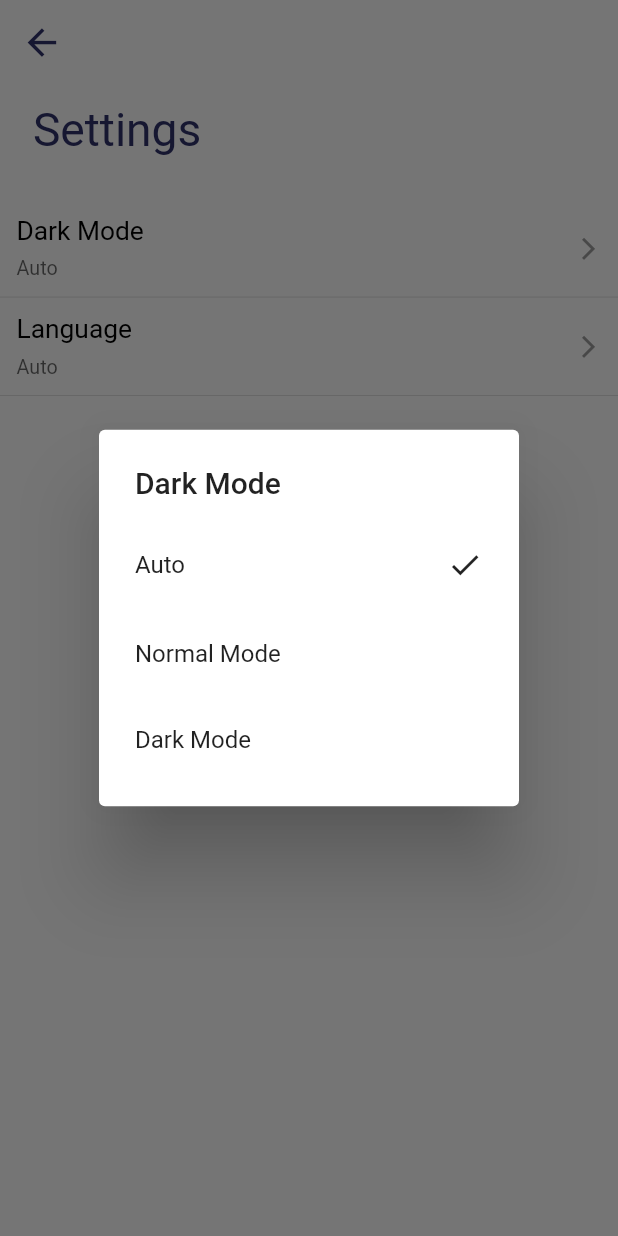
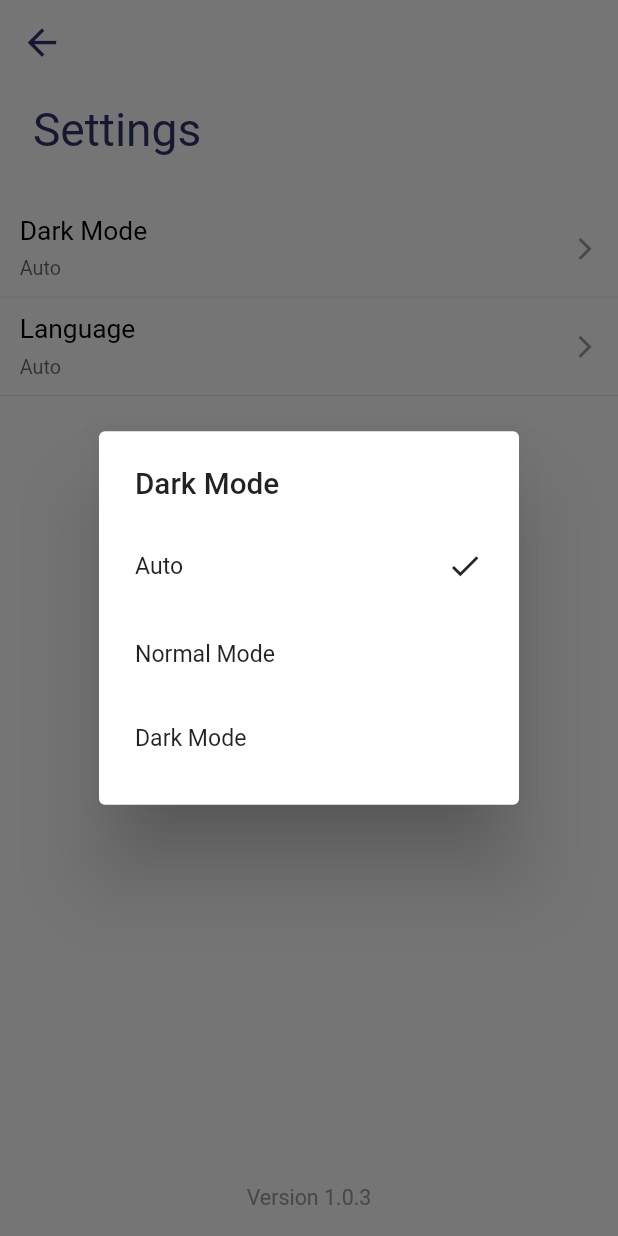
Before and after one commit to hwh97/FlutterBoredApp, a Flutter app: the SettingPage screen opened by its route, after a tap on "Dark Mode", on a phone screen of 412 x 824 dp. Run offline on Flutter 3.47's test engine with Material 2 defaults, Android fonts, the phone set to English and light mode, and no system bars; our stand-ins replace dio, flare_flutter, fluro, flutter_screenutil, flutter_svg, get_it and 4 more; missing offline and left inert: devicelocale; accounts and stored records are empty; network calls fail; statements that could not run were skipped.

Commit message:
add: add database update logic, add todo list option(complete delete), add version description, animations updated.

```diff
--- a/lib/l10n/intl_en.arb
+++ b/lib/l10n/intl_en.arb
@@ -38,5 +38,9 @@
   "simplifiedZh": "简体中文",
   "english": "English",
   "normalModeOption": "Normal Mode",
-  "darkModeOption": "Dark Mode"
+  "darkModeOption": "Dark Mode",
+  "action": "Action",
+  "completed": "Completed",
+  "delete": "Delete",
+  "versionDesc": "Version {p1}"
 }
--- a/lib/l10n/intl_zh.arb
+++ b/lib/l10n/intl_zh.arb
@@ -38,5 +38,9 @@
   "simplifiedZh": "简体中文",
   "english": "English",
   "normalModeOption": "普通模式",
-  "darkModeOption": "深色模式"
+  "darkModeOption": "深色模式",
+  "action": "操作",
+  "completed": "已完成",
+  "delete": "删除",
+  "versionDesc": "当前版本 {p1}"
 }
--- a/lib/services/bored/bored_api.dart
+++ b/lib/services/bored/bored_api.dart
@@ -10,4 +10,6 @@ abstract class BoredApi {
   Future<int> addBoredTodo(BoredEntity boredEntity);
 
   Future<int> deleteBoredTodo(int id);
+
+  Future<int> completeBoredTodo(int id);
 }
--- a/lib/services/bored/bored_api_fake.dart
+++ b/lib/services/bored/bored_api_fake.dart
@@ -70,4 +70,9 @@ class BoredApiFake extends BoredApi {
   Future<int> deleteBoredTodo(int id) {
     return null;
   }
+
+  @override
+  Future<int> completeBoredTodo(int id) {
+    return null;
+  }
 }
--- a/lib/services/bored/bored_api_impl.dart
+++ b/lib/services/bored/bored_api_impl.dart
@@ -44,4 +44,9 @@ class BoredApiImpl extends BoredApi {
   Future<int> deleteBoredTodo(int id) {
     return serviceLocator.get<BoredTodoTable>().delete(deleteId: id);
   }
+
+  @override
+  Future<int> completeBoredTodo(int id) {
+    return serviceLocator.get<BoredTodoTable>().completeBored(boredId: id);
+  }
 }
--- a/lib/ui/views/setting_page.dart
+++ b/lib/ui/views/setting_page.dart
@@ -7,20 +7,16 @@ import 'package:flutter/material.dart';
 import 'package:flutter_screenutil/flutter_screenutil.dart';
 import 'package:provider/provider.dart';
 
-class SettingPage extends StatefulWidget {
-  @override
-  State<StatefulWidget> createState() => SettingPageState();
-}
-
-class SettingPageState extends State<SettingPage> {
+class SettingPage extends StatelessWidget {
   final SettingPageViewModel _settingPageViewModel =
       serviceLocator.get<SettingPageViewModel>();
 
   @override
   Widget build(BuildContext context) {
+    _settingPageViewModel.loadVersionInfo(context);
     _settingPageViewModel.loadItems(context);
     return Scaffold(
-      appBar: buildAppBar(),
+      appBar: buildAppBar(context),
       backgroundColor: Provider.of<AppViewModel>(context).isDark(context)
           ? Color(0xFF0D0D0D)
           : Colors.white,
@@ -44,12 +40,33 @@ class SettingPageState extends State<SettingPage> {
               },
             ),
           ),
+          SliverFillRemaining(
+            hasScrollBody: false,
+            child: Container(
+              padding: EdgeInsets.only(bottom: 15.w),
+              alignment: Alignment.bottomCenter,
+              child: ChangeNotifierProvider.value(
+                value: _settingPageViewModel,
+                child: Consumer<SettingPageViewModel>(
+                  builder: (ctx, model, child) {
+                    return Text(
+                      model.version,
+                      style: TextStyle(
+                        color: Colors.grey,
+                        fontSize: 13.sp,
+                      ),
+                    );
+                  },
+                ),
+              ),
+            ),
+          ),
         ],
       ),
     );
   }
 
-  Widget buildAppBar() {
+  Widget buildAppBar(BuildContext context) {
     Color primaryColor = Theme.of(context).primaryColor;
     return AppBar(
       leading: Align(
@@ -90,11 +107,6 @@ class SettingPageState extends State<SettingPage> {
       ),
     );
   }
-
-  @override
-  void initState() {
-    super.initState();
-  }
 }
 
 class SettingItem extends StatelessWidget {
@@ -109,7 +121,7 @@ class SettingItem extends StatelessWidget {
       child: Column(
         children: <Widget>[
           Container(
-            padding: EdgeInsets.symmetric(vertical: 10.w, horizontal: 10.w),
+            padding: EdgeInsets.symmetric(vertical: 10.w, horizontal: 12.w),
             child: Row(
               children: <Widget>[
                 Column(
@@ -132,11 +144,17 @@ class SettingItem extends StatelessWidget {
                   ],
                 ),
                 Spacer(),
-                Icon(Icons.arrow_forward_ios, size: 16.w, color: Colors.grey,)
+                Icon(
+                  Icons.arrow_forward_ios,
+                  size: 16.w,
+                  color: Colors.grey,
+                )
               ],
             ),
           ),
-          Divider(height: 1.w,),
+          Divider(
+            height: 1.w,
+          ),
         ],
       ),
     );
--- a/lib/ui/views/splash_page.dart
+++ b/lib/ui/views/splash_page.dart
@@ -23,7 +23,7 @@ class SplashPageState extends State<SplashPage> {
       body: FlareActor(
         AssetConstants.splashFlr,
         alignment: Alignment.center,
-        fit: BoxFit.fill,
+        fit: BoxFit.contain,
         animation: "Preview2",
         snapToEnd: true,
         sizeFromArtboard: true,
--- a/lib/view_models/setting_page_view_model.dart
+++ b/lib/view_models/setting_page_view_model.dart
@@ -4,12 +4,19 @@ import 'package:bored/utils/dialog_util.dart';
 import 'package:bored/view_models/app_view_model.dart';
 import 'package:devicelocale/devicelocale.dart';
 import 'package:flutter/material.dart';
+import 'package:package_info/package_info.dart';
 import 'package:provider/provider.dart';
 
 class SettingPageViewModel extends ChangeNotifier {
+  String version = "";
   List<SettingItemModel> items;
   final DialogUtil _dialogUtil = serviceLocator.get<DialogUtil>();
 
+  void loadVersionInfo(BuildContext context) async {
+    PackageInfo packageInfo = await PackageInfo.fromPlatform();
+    version = S.of(context).versionDesc(packageInfo.version);
+    notifyListeners();
+  }
 
   void loadItems(BuildContext context) {
     // dark mode subtitle
--- a/pubspec.yaml
+++ b/pubspec.yaml
@@ -52,6 +52,11 @@ dependencies:
   shared_preferences: ^0.5.8
   # device locale https://pub.dev/packages/devicelocale
   devicelocale: ^0.3.1
+  # animations package https://pub.dev/packages/animations
+  animations: ^1.1.1
+  # 版本信息
+  package_info: ^0.4.1
+
 
 dev_dependencies:
   flutter_test:
```
Also changed, not shown: lib/services/db/bored_todo_table.dart (+10 -1 lines), lib/services/db/db_table_create_list.dart (+8 -0 lines), lib/ui/views/bored/bored_page.dart (+7 -4 lines), lib/ui/views/bored/bored_todo_item.dart (+15 -5 lines), lib/utils/date_util.dart (+77 -24 lines), lib/utils/db_util.dart (+25 -5 lines), lib/utils/dialog_util.dart (+68 -8 lines), lib/view_models/bored_page_view_model.dart (+22 -0 lines), lib/generated/intl/messages_en.dart, lib/generated/intl/messages_zh.dart, lib/generated/l10n.dart, pubspec.lock.
